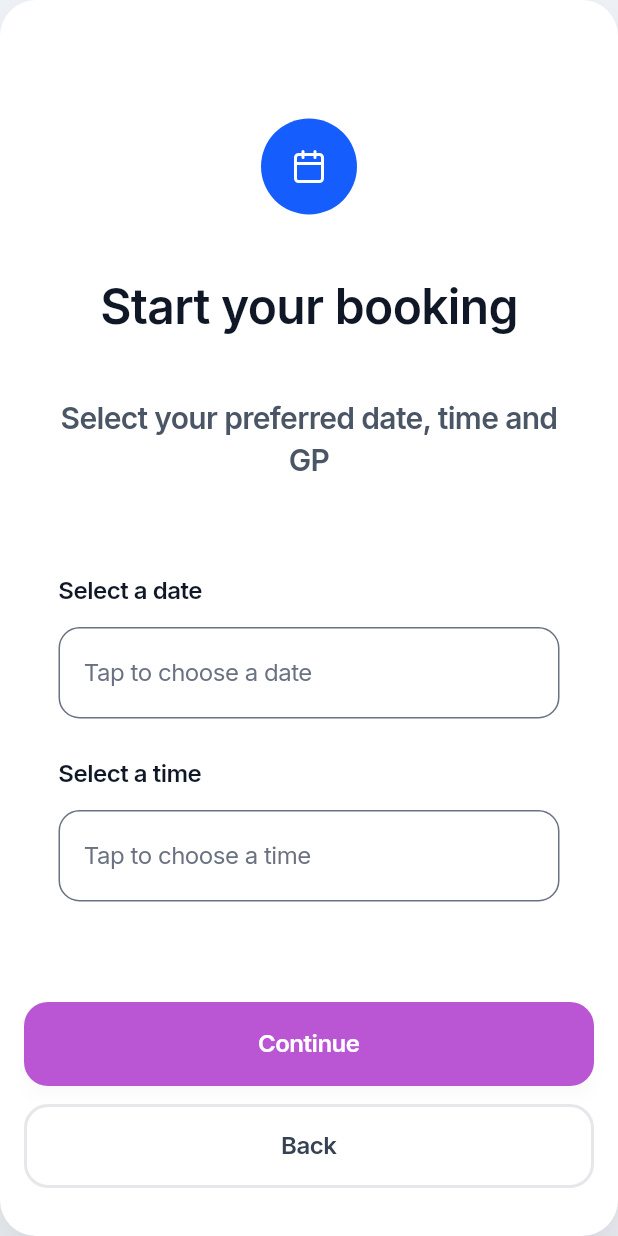
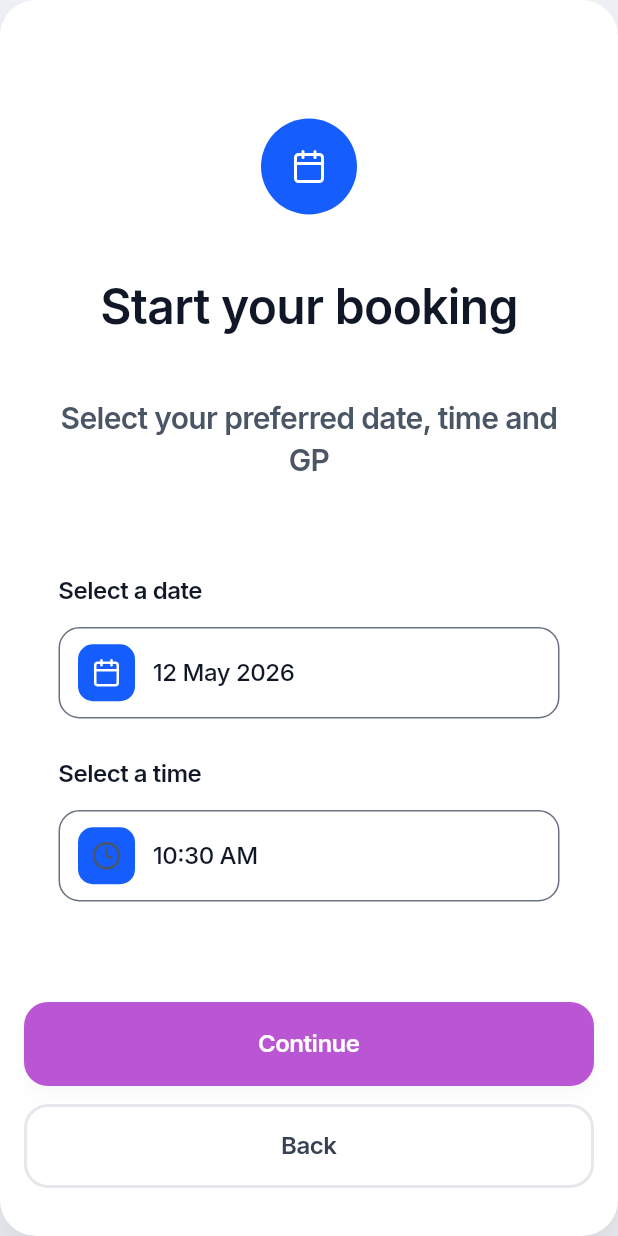
Before and after one commit to catpearson/hackday, a Flutter app: the BookingScreen screen opened directly, on a phone screen of 412 x 824 dp. Run offline on Flutter 3.47's test engine with Material 3 defaults, Android fonts, the phone set to English and light mode, and no system bars; our stand-ins replace flutter_svg, google_fonts.

Commit message:
Booking screen: default today's date/time and add icons to inputs
- Date and time fields now initialise to today's date and current time
- Each input field shows a blue icon box (calendar/clock) matching the Figma design system style

Co-Authored-By: Claude Sonnet 4.6 <noreply@anthropic.com>

```diff
--- a/lib/booking_screen.dart
+++ b/lib/booking_screen.dart
@@ -11,8 +11,8 @@ class BookingScreen extends StatefulWidget {
 }
 
 class _BookingScreenState extends State<BookingScreen> {
-  DateTime? _selectedDate;
-  TimeOfDay? _selectedTime;
+  DateTime _selectedDate = DateTime.now();
+  TimeOfDay _selectedTime = TimeOfDay.now();
 
   Future<void> _pickDate() async {
     final picked = await showDatePicker(
@@ -51,20 +51,17 @@ class _BookingScreenState extends State<BookingScreen> {
   }
 
   String get _dateLabel {
-    if (_selectedDate == null) return '';
-    final d = _selectedDate!;
     const months = [
       'January', 'February', 'March', 'April', 'May', 'June',
       'July', 'August', 'September', 'October', 'November', 'December'
     ];
-    return '${d.day} ${months[d.month - 1]} ${d.year}';
+    return '${_selectedDate.day} ${months[_selectedDate.month - 1]} ${_selectedDate.year}';
   }
 
   String get _timeLabel {
-    if (_selectedTime == null) return '';
-    final h = _selectedTime!.hourOfPeriod == 0 ? 12 : _selectedTime!.hourOfPeriod;
-    final m = _selectedTime!.minute.toString().padLeft(2, '0');
-    final period = _selectedTime!.period == DayPeriod.am ? 'AM' : 'PM';
+    final h = _selectedTime.hourOfPeriod == 0 ? 12 : _selectedTime.hourOfPeriod;
+    final m = _selectedTime.minute.toString().padLeft(2, '0');
+    final period = _selectedTime.period == DayPeriod.am ? 'AM' : 'PM';
     return '$h:$m $period';
   }
 
@@ -102,14 +99,14 @@ class _BookingScreenState extends State<BookingScreen> {
                         _InputSection(
                           label: 'Select a date',
                           value: _dateLabel,
-                          placeholder: 'Tap to choose a date',
+                          iconUrl: 'assets/icons/icon_calendar.svg',
                           onTap: _pickDate,
                         ),
                         const SizedBox(height: 24),
                         _InputSection(
                           label: 'Select a time',
                           value: _timeLabel,
-                          placeholder: 'Tap to choose a time',
+                          iconUrl: 'assets/icons/icon_clock.svg',
                           onTap: _pickTime,
                         ),
                       ],
@@ -186,13 +183,13 @@ class _InputSection extends StatelessWidget {
   const _InputSection({
     required this.label,
     required this.value,
-    required this.placeholder,
+    required this.iconUrl,
     required this.onTap,
   });
 
   final String label;
   final String value;
-  final String placeholder;
+  final String iconUrl;
   final VoidCallback onTap;
 
   @override
@@ -220,20 +217,33 @@ class _InputSection extends StatelessWidget {
               borderRadius: BorderRadius.circular(14),
               border: Border.all(color: const Color(0xFF6A7282)),
             ),
-            padding: const EdgeInsets.symmetric(horizontal: 16),
-            child: Align(
-              alignment: Alignment.centerLeft,
-              child: Text(
-                value.isEmpty ? placeholder : value,
-                style: GoogleFonts.inter(
-                  fontWeight: value.isEmpty ? FontWeight.w400 : FontWeight.w500,
-                  fontSize: 16,
-                  letterSpacing: -0.313,
-                  color: value.isEmpty
-                      ? const Color(0xFF6A7282)
-                      : AppColors.textDark,
+            padding: const EdgeInsets.symmetric(horizontal: 12),
+            child: Row(
+              children: [
+                Container(
+                  width: 38,
+                  height: 38,
+                  decoration: BoxDecoration(
+                    color: AppColors.primary,
+                    borderRadius: BorderRadius.circular(10),
+                  ),
+                  child: Center(
+                    child: SvgPicture.asset(iconUrl, width: 20, height: 20),
+                  ),
                 ),
-              ),
+                const SizedBox(width: 12),
+                Expanded(
+                  child: Text(
+                    value,
+                    style: GoogleFonts.inter(
+                      fontWeight: FontWeight.w500,
+                      fontSize: 16,
+                      letterSpacing: -0.313,
+                      color: AppColors.textDark,
+                    ),
+                  ),
+                ),
+              ],
             ),
           ),
         ),
```
